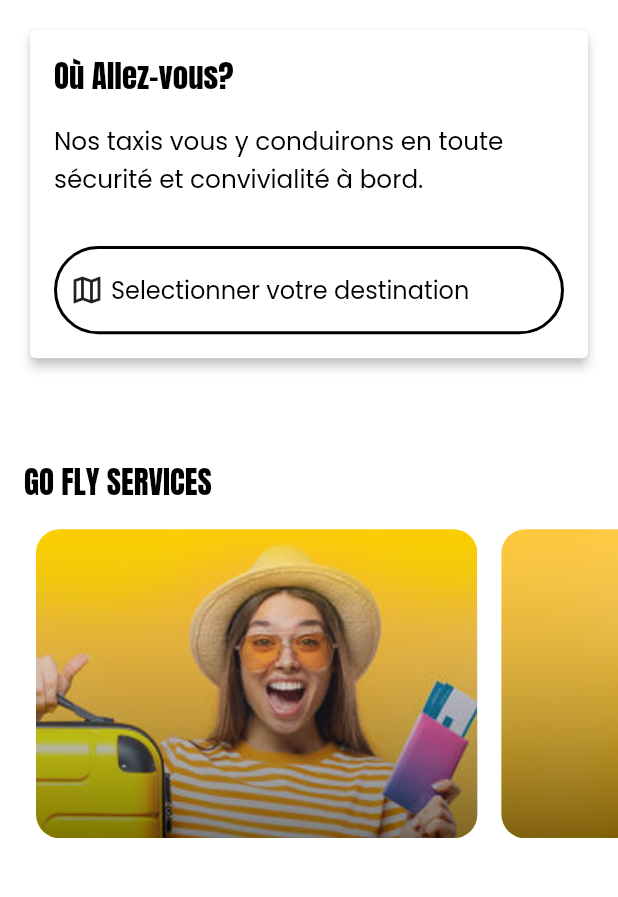
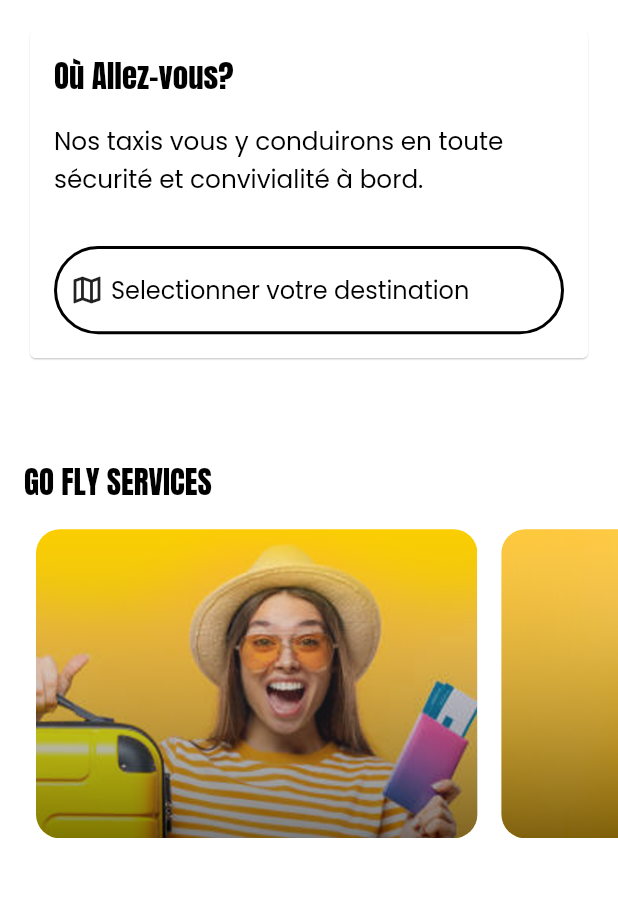
Before and after one commit to Domiynsbelhanda/goplus, a Flutter app: the screen it shows after launch, on a phone screen of 412 x 824 dp, the part 138-1035 px from its top. Run offline on Flutter 3.47's test engine with Material 2 defaults, Android fonts, the phone set to English and light mode, and no system bars; our stand-ins replace animated_splash_screen, cloud_firestore, dio, firebase_core, flutter_svg, geolocator and 3 more; missing offline and left inert: cool_stepper, flutter_google_places_hoc081098, flutter_timer_countdown, google_api_headers, google_maps_webservice; accounts and stored records are empty; project files that could hold a hidden picture were left out.

Commit message:
[STYLE] Card elevation rediuce

```diff
--- a/lib/pages/homePage.dart
+++ b/lib/pages/homePage.dart
@@ -44,7 +44,7 @@ class _HomePage extends State<HomePage>{
             Padding(
               padding: const EdgeInsets.only(left: 16.0, right: 16.0, bottom: 16.0),
               child: Card(
-                elevation: 3.0,
+                elevation: 0.4,
                 child: Column(
                   crossAxisAlignment: CrossAxisAlignment.start,
                   children: [
```
